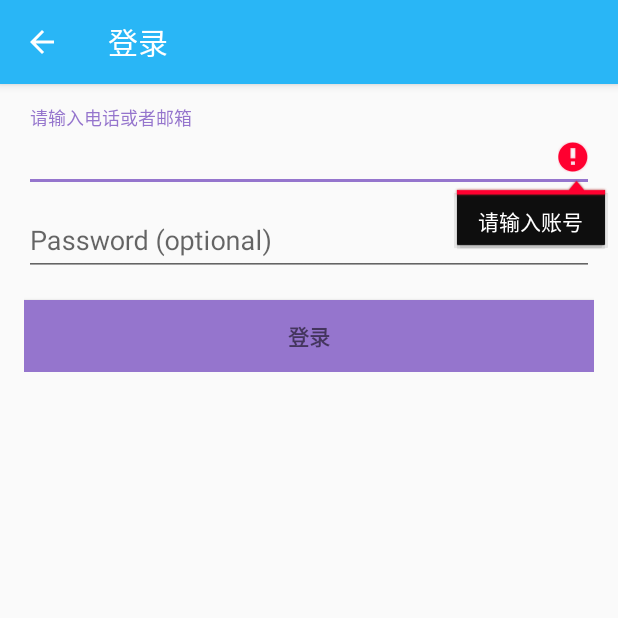
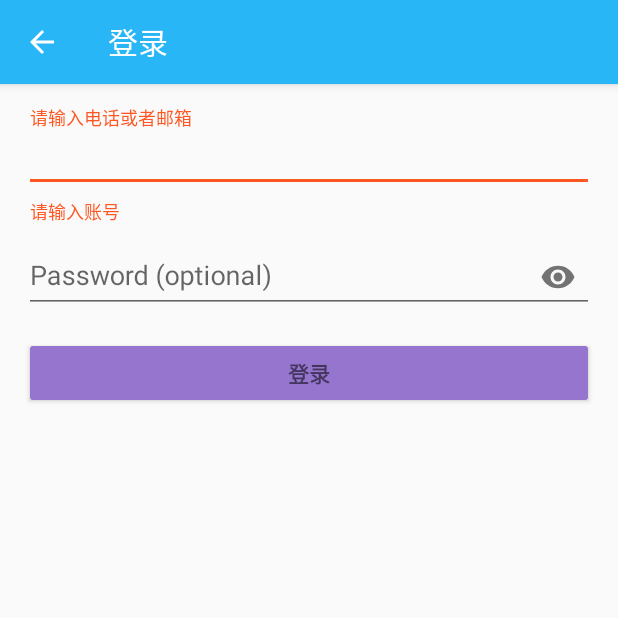
Before and after one commit to govindtank/SwDesign, an Android app: the LoginActivity screen opened directly, with no data from a screen before it, after a tap on "登录", on a phone screen of 412 x 824 dp, the top half of it. Run offline under Robolectric (Android 15) with nearby library versions, the phone set to English and light mode, and no system bars; our stand-ins replace RxJava.

Commit message:
update UI

```diff
--- a/app/build.gradle
+++ b/app/build.gradle
@@ -8,7 +8,7 @@ android {
     buildToolsVersion "25.0.3"
     defaultConfig {
         applicationId "com.swensun.swdesign"
-        minSdkVersion 17
+        minSdkVersion 23
         targetSdkVersion 25
         versionCode 1
         versionName "1.0"
@@ -50,10 +50,10 @@ dependencies {
     testCompile 'junit:junit:4.12'
 
     /// Support Libraries
+    compile "com.android.support:appcompat-v7:$support_version"
+    compile "com.android.support:support-v4:$support_version"
     compile "com.android.support:design:$support_version"
     compile "com.android.support.constraint:constraint-layout:$constraint_version"
-    compile "com.android.support:appcompat-v7:$support_version"
-    compile "com.android.support:recyclerview-v7:$support_version"
 
     /// Architecture Components
     compile "android.arch.lifecycle:runtime:$ac_version"
--- a/app/src/main/AndroidManifest.xml
+++ b/app/src/main/AndroidManifest.xml
@@ -53,6 +53,7 @@
             android:name=".ui.RecyclerViewActivity"
             android:label="@string/title_activity_recycler_view"
             android:theme="@style/AppTheme.NoActionBar"
+            android:parentActivityName=".ui.MainActivity"
             >
         </activity>
     </application>
--- a/app/src/main/java/com/swensun/swdesign/ui/LoginActivity.kt
+++ b/app/src/main/java/com/swensun/swdesign/ui/LoginActivity.kt
@@ -17,8 +17,8 @@ class LoginActivity : AppCompatActivity(){
     }
 
     private fun attemptLogin() {
-        account.error = null
-        password.error = null
+        account_input_layout.error = null
+        password_input_layout.error = null
 
         val accountString = account.text.toString()
         val passwordString = password.text.toString()
@@ -26,22 +26,20 @@ class LoginActivity : AppCompatActivity(){
         var cancel = false
         var focusView: View? = null
 
-        if (!TextUtils.isEmpty(accountString) && !isPasswordValid(passwordString)) {
-            password.error = getString(R.string.error_invalid_password)
+
+        if (TextUtils.isEmpty(accountString)) {
+            account_input_layout.error = getString(R.string.error_field_required)
+            focusView = account
+            cancel = true
+        } else if (!isEmailValid(accountString)) {
+            account_input_layout.error = getString(R.string.error_invalid_email)
+            focusView = account
+            cancel = true
+        } else if (!TextUtils.isEmpty(accountString) && !isPasswordValid(passwordString)) {
+            password_input_layout.error = getString(R.string.error_invalid_password)
             focusView = password
             cancel = true
         }
-
-        if (TextUtils.isEmpty(accountString)) {
-           account.error = getString(R.string.error_field_required)
-            focusView = account
-            cancel = true
-        } else if (!isEmailValid(accountString)) {
-            account.error = getString(R.string.error_invalid_email)
-            focusView = account
-            cancel = true
-        }
-
         if (cancel) {
             focusView?.requestFocus()
         } else {
--- a/app/src/main/java/com/swensun/swdesign/ui/MainActivity.kt
+++ b/app/src/main/java/com/swensun/swdesign/ui/MainActivity.kt
@@ -54,9 +54,6 @@ class MainActivity : AppCompatActivity(), NavigationView.OnNavigationItemSelecte
     }
 
     override fun onOptionsItemSelected(item: MenuItem): Boolean {
-        // Handle action bar item clicks here. The action bar will
-        // automatically handle clicks on the Home/Up button, so long
-        // as you specify a parent activity in AndroidManifest.xml.
         val id = item.itemId
 
         if (id == R.id.action_settings) {
--- a/app/src/main/res/layout/activity_login.xml
+++ b/app/src/main/res/layout/activity_login.xml
@@ -2,6 +2,7 @@
               xmlns:tools="http://schemas.android.com/tools"
               android:layout_width="match_parent"
               android:layout_height="match_parent"
+              xmlns:app="http://schemas.android.com/apk/res-auto"
               android:gravity="center_horizontal"
               android:orientation="vertical"
               android:paddingBottom="@dimen/activity_vertical_margin"
@@ -32,8 +33,10 @@
             android:orientation="vertical">
 
             <android.support.design.widget.TextInputLayout
+                android:id="@+id/account_input_layout"
                 android:layout_width="match_parent"
-                android:layout_height="wrap_content">
+                android:layout_height="wrap_content"
+                >
 
                 <AutoCompleteTextView
                     android:id="@+id/account"
@@ -46,8 +49,10 @@
             </android.support.design.widget.TextInputLayout>
 
             <android.support.design.widget.TextInputLayout
+                android:id="@+id/password_input_layout"
                 android:layout_width="match_parent"
-                android:layout_height="wrap_content">
+                android:layout_height="wrap_content"
+                app:passwordToggleEnabled="true">
 
                 <EditText
                     android:id="@+id/password"
@@ -71,8 +76,8 @@
                 android:layout_marginTop="16dp"
                 android:text="@string/action_sign_in"
                 android:textStyle="bold"
-                android:background="@color/colorAccent"
-                android:elevation="10dp"/>
+                android:backgroundTint="@color/colorAccent"
+                />
 
         </LinearLayout>
     </ScrollView>
--- a/app/src/main/res/layout/nav_header_main.xml
+++ b/app/src/main/res/layout/nav_header_main.xml
@@ -5,7 +5,7 @@
     android:id="@+id/nav_header_layout"
     android:layout_width="match_parent"
     android:layout_height="@dimen/nav_header_height"
-    android:background="@drawable/side_nav_bar"
+    android:background="@color/colorPrimary"
     android:gravity="center_vertical"
     android:orientation="vertical"
     android:paddingBottom="@dimen/activity_vertical_margin"
--- a/app/src/main/res/values/styles.xml
+++ b/app/src/main/res/values/styles.xml
@@ -25,6 +25,7 @@
     <style name="MainTheme.NoActionBar" parent="AppTheme">
         <item name="windowActionBar">false</item>
         <item name="windowNoTitle">true</item>
+        <item name="android:windowTranslucentStatus">true</item>
     </style>
 
     <style name="AppTheme.AppBarOverlay" parent="ThemeOverlay.AppCompat.Dark.ActionBar"/>
```
Also changed, not shown: app/src/main/java/com/swensun/swdesign/ui/RecyclerViewActivity.kt (+6 -2 lines), app/src/main/res/layout/content_recycler_view.xml (+9 -2 lines).
